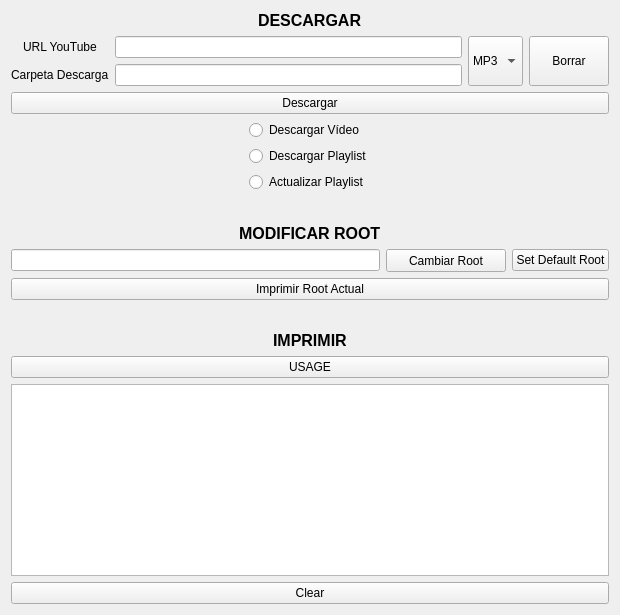
Before: the Qt Designer form interface.ui in Bejmo/yt_downloader, drawn with Qt 5.
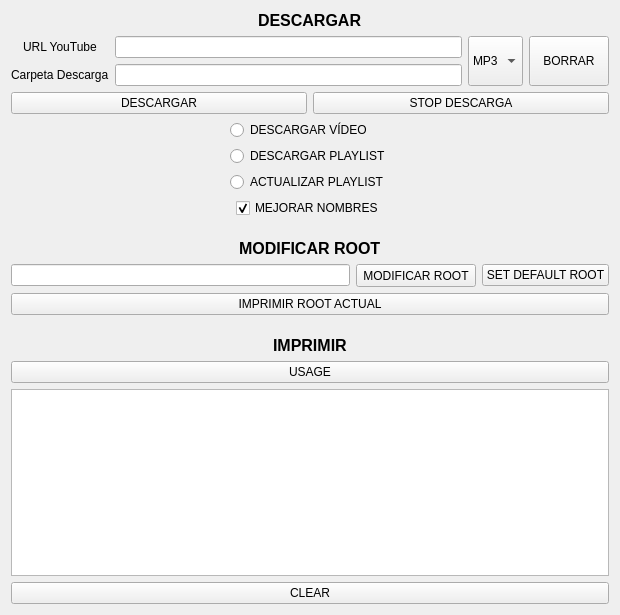
After: the same form once the commit is applied.

```diff
--- a/interface.ui
+++ b/interface.ui
@@ -84,7 +84,7 @@
         </size>
        </property>
        <property name="text">
-        <string>Borrar</string>
+        <string>BORRAR</string>
        </property>
       </widget>
      </item>
@@ -95,7 +95,14 @@
      <item>
       <widget class="QPushButton" name="descargar_button">
        <property name="text">
-        <string>Descargar</string>
+        <string>DESCARGAR</string>
+       </property>
+      </widget>
+     </item>
+     <item>
+      <widget class="QPushButton" name="stop_descarga_button">
+       <property name="text">
+        <string>STOP DESCARGA</string>
        </property>
       </widget>
      </item>
@@ -124,7 +131,7 @@
           <string>&lt;html&gt;&lt;head/&gt;&lt;body&gt;&lt;p&gt;Descarga el audio del vídeo de la &amp;quot;URL YouTube&amp;quot; y lo guarda en &amp;quot;Carpeta Descarga&amp;quot;, dentro del root.&lt;/p&gt;&lt;/body&gt;&lt;/html&gt;</string>
          </property>
          <property name="text">
-          <string>Descargar Vídeo</string>
+          <string>DESCARGAR VÍDEO</string>
          </property>
         </widget>
        </item>
@@ -134,7 +141,7 @@
           <string>&lt;html&gt;&lt;head/&gt;&lt;body&gt;&lt;p&gt;Descarga la playlist de la &amp;quot;URL YouTube&amp;quot; y lo guarda en &amp;quot;Carpeta Descarga&amp;quot;, dentro del root.&lt;/p&gt;&lt;/body&gt;&lt;/html&gt;</string>
          </property>
          <property name="text">
-          <string>Descargar Playlist</string>
+          <string>DESCARGAR PLAYLIST</string>
          </property>
         </widget>
        </item>
@@ -147,7 +154,7 @@
           <number>-1</number>
          </property>
          <property name="text">
-          <string>Actualizar Playlist</string>
+          <string>ACTUALIZAR PLAYLIST</string>
          </property>
         </widget>
        </item>
@@ -168,6 +175,19 @@
      </item>
     </layout>
    </item>
+   <item alignment="Qt::AlignHCenter">
+    <widget class="QCheckBox" name="mejorar_nombres">
+     <property name="toolTip">
+      <string>&lt;html&gt;&lt;head/&gt;&lt;body&gt;&lt;p&gt;Mejora el nombre de los archivos descargados, dándoles el siguiente formato:&lt;/p&gt;&lt;p&gt;AUTOR + TÍTULO CANCIÓN&lt;/p&gt;&lt;/body&gt;&lt;/html&gt;</string>
+     </property>
+     <property name="text">
+      <string>MEJORAR NOMBRES</string>
+     </property>
+     <property name="checked">
+      <bool>true</bool>
+     </property>
+    </widget>
+   </item>
    <item>
     <spacer name="verticalSpacer">
      <property name="orientation">
@@ -208,14 +228,14 @@
         </size>
        </property>
        <property name="text">
-        <string>Cambiar Root</string>
+        <string>MODIFICAR ROOT</string>
        </property>
       </widget>
      </item>
      <item>
       <widget class="QPushButton" name="set_default_root">
        <property name="text">
-        <string>Set Default Root</string>
+        <string>SET DEFAULT ROOT</string>
        </property>
       </widget>
      </item>
@@ -224,7 +244,7 @@
    <item>
     <widget class="QPushButton" name="imprimir_root_actual">
      <property name="text">
-      <string>Imprimir Root Actual</string>
+      <string>IMPRIMIR ROOT ACTUAL</string>
      </property>
     </widget>
    </item>
@@ -271,7 +291,7 @@
    <item>
     <widget class="QPushButton" name="clear_button">
      <property name="text">
-      <string>Clear</string>
+      <string>CLEAR</string>
      </property>
     </widget>
    </item>
```
Left out of the diff: 4 changed lines with no effect on the pictures.
